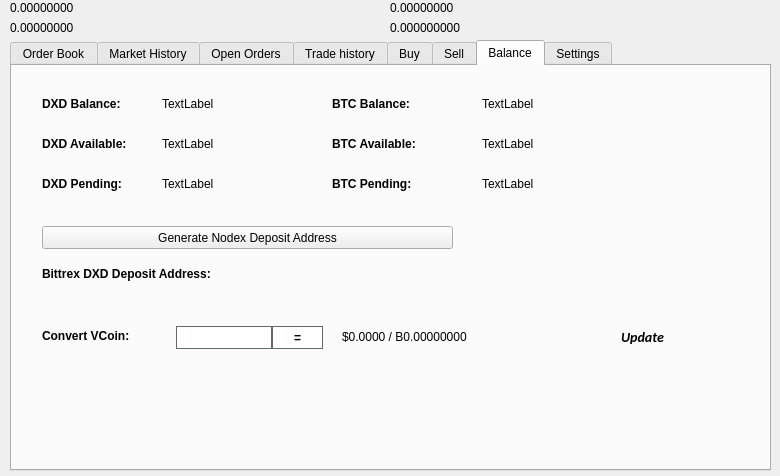
Old version of the form src/qt/forms/tradingdialog.ui in the repository SmandeP/beb.
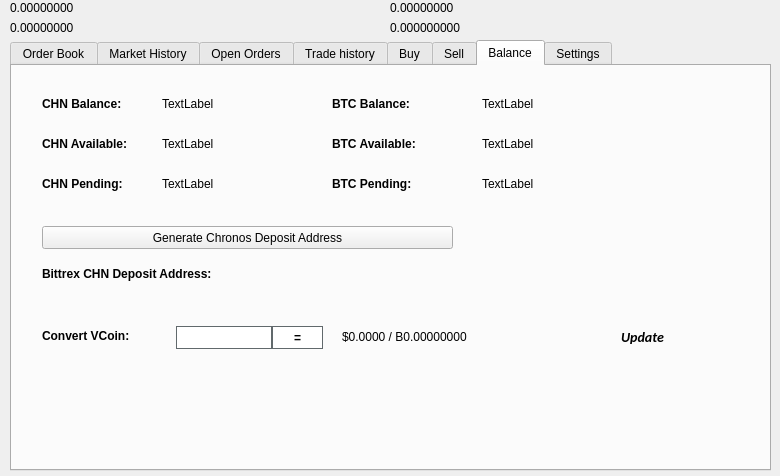
New version of the form. The open tabs and pages were chosen to show the change. Icons and pictures are not drawn.

```diff
--- a/src/qt/forms/tradingdialog.ui
+++ b/src/qt/forms/tradingdialog.ui
@@ -2762,7 +2762,7 @@
       </font>
      </property>
      <property name="text">
-      <string>DXD Balance:</string>
+      <string>CHN Balance:</string>
      </property>
     </widget>
     <widget class="QLabel" name="label_12">
@@ -2813,7 +2813,7 @@
       </font>
      </property>
      <property name="text">
-      <string>DXD Available:</string>
+      <string>CHN Available:</string>
      </property>
     </widget>
     <widget class="QLabel" name="label_14">
@@ -2832,7 +2832,7 @@
       </font>
      </property>
      <property name="text">
-      <string>DXD Pending:</string>
+      <string>CHN Pending:</string>
      </property>
     </widget>
     <widget class="QLabel" name="DXDPendingLabel">
@@ -2928,7 +2928,7 @@
       </font>
      </property>
      <property name="text">
-      <string>Bittrex DXD Deposit Address:</string>
+      <string>Bittrex CHN Deposit Address:</string>
      </property>
     </widget>
     <widget class="QPushButton" name="GenDepositBTN">
@@ -2941,7 +2941,7 @@
       </rect>
      </property>
      <property name="text">
-      <string>Generate Nodex Deposit Address</string>
+      <string>Generate Chronos Deposit Address</string>
      </property>
      <property name="icon">
       <iconset resource="../nodex.qrc">
```
Left out of the diff: 46 changed lines with no effect on the pictures.
